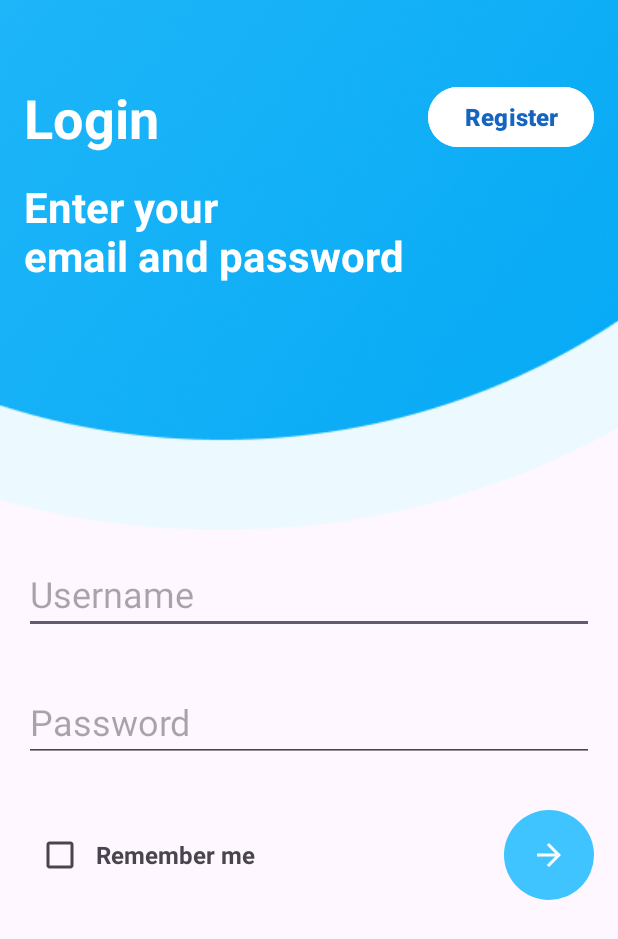
After one commit to StebenC0912/AIDLChatAppMockUpTest, an Android app: the layout fragment_login.xml on its own in the app's theme, with its tools: preview values and no code run, on a phone screen of 412 x 824 dp. The commit adds this screen. Shown: the top 939 px of the screen. Run offline under Robolectric (Android 15) with nearby library versions, the phone set to English and light mode, and no system bars.

Commit message:
feat: Create Login Ui In navigation graph

```diff
--- /dev/null
+++ b/ClientApp/app/src/main/res/drawable/circular_gradient_button_not_active.xml
@@ -0,0 +1,9 @@
+<?xml version="1.0" encoding="utf-8"?>
+<shape xmlns:android="http://schemas.android.com/apk/res/android">
+    <gradient
+        android:angle="45"
+        android:startColor="#40C4FF"
+        android:endColor="#03A9F4"
+        android:type="linear" />
+    <corners android:radius="30dp" />
+</shape>
--- /dev/null
+++ b/ClientApp/app/src/main/res/drawable/outline_arrow_forward.xml
@@ -0,0 +1,5 @@
+<vector xmlns:android="http://schemas.android.com/apk/res/android" android:autoMirrored="true" android:height="24dp" android:tint="#FFFFFF" android:viewportHeight="24" android:viewportWidth="24" android:width="24dp">
+
+    <path android:fillColor="@android:color/white" android:pathData="M12,4l-1.41,1.41L16.17,11H4v2h12.17l-5.58,5.59L12,20l8,-8 -8,-8z"/>
+
+</vector>
--- /dev/null
+++ b/ClientApp/app/src/main/res/layout/fragment_login.xml
@@ -0,0 +1,117 @@
+<?xml version="1.0" encoding="utf-8"?>
+<LinearLayout xmlns:android="http://schemas.android.com/apk/res/android"
+    xmlns:tools="http://schemas.android.com/tools"
+    android:layout_width="match_parent"
+    android:layout_height="match_parent"
+    android:orientation="vertical"
+    tools:context=".ui.LoginFragment">
+
+    <FrameLayout
+        android:layout_width="match_parent"
+        android:layout_height="wrap_content">
+
+        <ImageView
+            android:layout_width="match_parent"
+            android:layout_height="wrap_content"
+            android:contentDescription="@string/rectangle_background"
+            android:scaleType="fitXY"
+            android:src="@drawable/rectangle" />
+
+        <LinearLayout
+            android:layout_width="match_parent"
+            android:layout_height="wrap_content"
+            android:orientation="vertical"
+            android:paddingHorizontal="@dimen/normal_layout"
+            android:paddingTop="54dp">
+
+            <LinearLayout
+                android:layout_width="match_parent"
+                android:layout_height="wrap_content"
+                android:layout_marginBottom="@dimen/normal_layout"
+                android:gravity="center"
+                android:orientation="horizontal">
+
+                <TextView
+                    android:layout_width="0dp"
+                    android:layout_height="wrap_content"
+                    android:layout_weight="1"
+                    android:text="@string/login"
+                    android:textColor="@color/white"
+                    android:textSize="36sp"
+                    android:textStyle="bold" />
+
+                <Button
+                    android:layout_width="wrap_content"
+                    android:layout_height="wrap_content"
+                    android:backgroundTint="@color/white"
+                    android:text="@string/register"
+                    android:textColor="#1565C0"
+                    android:textSize="@dimen/normal_text_size"
+                    android:textStyle="bold" />
+            </LinearLayout>
+
+            <TextView
+                android:layout_width="match_parent"
+                android:layout_height="wrap_content"
+                android:text="@string/enter_your_email_and_password"
+                android:textColor="@color/white"
+                android:textSize="28sp"
+                android:textStyle="bold" />
+        </LinearLayout>
+    </FrameLayout>
+
+    <LinearLayout
+        android:layout_width="match_parent"
+        android:layout_height="wrap_content"
+        android:orientation="vertical"
+        android:paddingHorizontal="@dimen/normal_layout">
+
+        <EditText
+            android:layout_width="match_parent"
+            android:layout_height="wrap_content"
+            android:layout_marginVertical="@dimen/normal_layout"
+            android:autofillHints="username"
+            android:hint="@string/username"
+            android:inputType="textEmailAddress"
+            android:textSize="24sp" />
+
+        <EditText
+            android:layout_width="match_parent"
+            android:layout_height="wrap_content"
+            android:layout_marginVertical="@dimen/normal_layout"
+            android:autofillHints="password"
+            android:hint="@string/password"
+            android:inputType="textPassword"
+            android:textSize="24sp" />
+
+        <LinearLayout
+            android:layout_width="match_parent"
+            android:layout_height="wrap_content"
+            android:layout_marginTop="@dimen/normal_layout"
+            android:gravity="center"
+            android:orientation="horizontal">
+
+            <CheckBox
+                android:layout_width="wrap_content"
+                android:layout_height="wrap_content" />
+
+            <TextView
+                android:layout_width="0dp"
+                android:layout_height="wrap_content"
+                android:layout_weight="1"
+                android:text="@string/remember_me"
+                android:textSize="@dimen/normal_text_size"
+                android:textStyle="bold" />
+
+            <ImageButton
+                android:layout_width="60dp"
+                android:layout_height="60dp"
+                android:background="@drawable/circular_gradient_button_not_active"
+                android:backgroundTint="#40C4FF"
+                android:contentDescription="@string/login"
+                android:src="@drawable/outline_arrow_forward"
+                android:text="@string/login"
+                android:textSize="@dimen/normal_text_size" />
+        </LinearLayout>
+    </LinearLayout>
+</LinearLayout>
--- /dev/null
+++ b/ClientApp/app/src/main/res/values/dimens.xml
@@ -0,0 +1,5 @@
+<?xml version="1.0" encoding="utf-8"?>
+<resources>
+    <dimen name="normal_layout">16dp</dimen>
+    <dimen name="normal_text_size">16sp</dimen>
+</resources>
--- a/ClientApp/app/src/main/res/values/strings.xml
+++ b/ClientApp/app/src/main/res/values/strings.xml
@@ -1,3 +1,11 @@
 <resources>
-    <string name="app_name">Client App</string>
+    <string name="app_name">ClientApp</string>
+    <string name="hello_blank_fragment">Hello blank fragment</string>
+    <string name="rectangle_background">rectangle background</string>
+    <string name="username">Username</string>
+    <string name="password">Password</string>
+    <string name="enter_your_email_and_password">Enter your \nemail and password</string>
+    <string name="login">Login</string>
+    <string name="register">Register</string>
+    <string name="remember_me">Remember me</string>
 </resources>
--- a/ClientApp/gradle/libs.versions.toml
+++ b/ClientApp/gradle/libs.versions.toml
@@ -9,6 +9,8 @@ appcompat = "1.7.0"
 material = "1.12.0"
 activity = "1.9.1"
 constraintlayout = "2.1.4"
+navigationFragmentKtx = "2.7.7"
+navigationUiKtx = "2.7.7"
 
 [libraries]
 androidx-core-ktx = { group = "androidx.core", name = "core-ktx", version.ref = "coreKtx" }
@@ -19,6 +21,8 @@ androidx-appcompat = { group = "androidx.appcompat", name = "appcompat", version
 material = { group = "com.google.android.material", name = "material", version.ref = "material" }
 androidx-activity = { group = "androidx.activity", name = "activity", version.ref = "activity" }
 androidx-constraintlayout = { group = "androidx.constraintlayout", name = "constraintlayout", version.ref = "constraintlayout" }
+androidx-navigation-fragment-ktx = { group = "androidx.navigation", name = "navigation-fragment-ktx", version.ref = "navigationFragmentKtx" }
+androidx-navigation-ui-ktx = { group = "androidx.navigation", name = "navigation-ui-ktx", version.ref = "navigationUiKtx" }
 
 [plugins]
 android-application = { id = "com.android.application", version.ref = "agp" }
```
Also changed, not shown: ClientApp/app/build.gradle.kts (+7 -0 lines), ClientApp/app/src/main/java/com/example/clientapp/ui/LoginFragment.kt (added, +19 -0 lines), ClientApp/app/src/main/java/com/example/clientapp/ui/RegisterFragment.kt (added, +21 -0 lines), ClientApp/app/src/main/java/com/example/clientapp/ui/SplashFragment.kt (added, +21 -0 lines), ClientApp/app/src/main/res/drawable/circular_gradient_button_active.xml (added, +9 -0 lines), ClientApp/app/src/main/res/layout/activity_main.xml (+7 -8 lines), ClientApp/app/src/main/res/layout/fragment_register.xml (added, +13 -0 lines), ClientApp/app/src/main/res/layout/fragment_splash.xml (added, +13 -0 lines), ClientApp/app/src/main/res/navigation/my_nav.xml (added, +27 -0 lines), ClientApp/app/src/main/res/drawable/flat_rectangle.png (added), ClientApp/app/src/main/res/drawable/rectangle.png (added).
